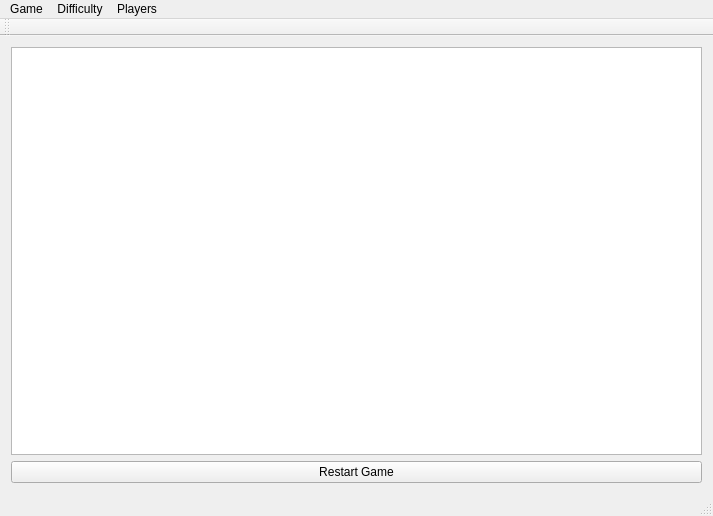
Old version of the form mainwindow.ui in the repository jajuha01/ArcanoidGame.
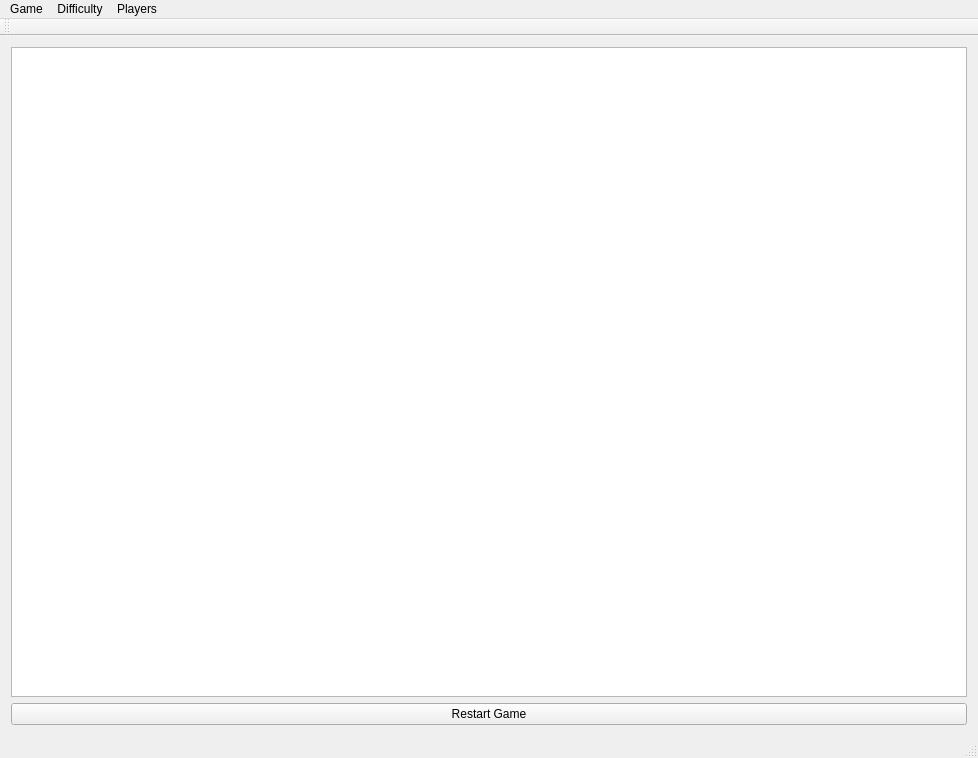
New version of the form.

Commit message: Default Screen size changed

The edit to the form file:
```diff
--- a/mainwindow.ui
+++ b/mainwindow.ui
@@ -6,8 +6,8 @@
    <rect>
     <x>0</x>
     <y>0</y>
-    <width>713</width>
-    <height>516</height>
+    <width>978</width>
+    <height>758</height>
    </rect>
   </property>
   <property name="windowTitle">
@@ -32,7 +32,7 @@
     <rect>
      <x>0</x>
      <y>0</y>
-     <width>713</width>
+     <width>978</width>
      <height>25</height>
     </rect>
    </property>
```
The commit also changes 1 other file.
